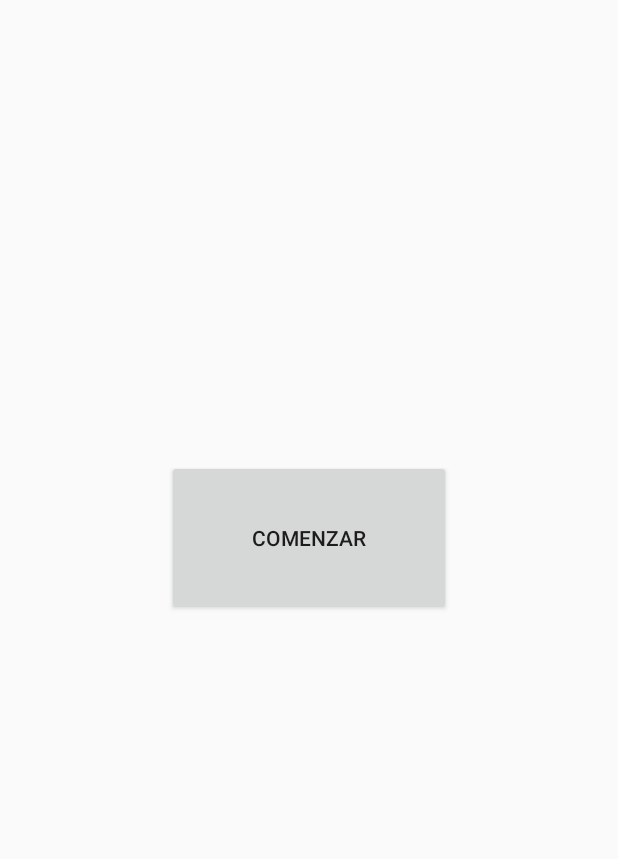
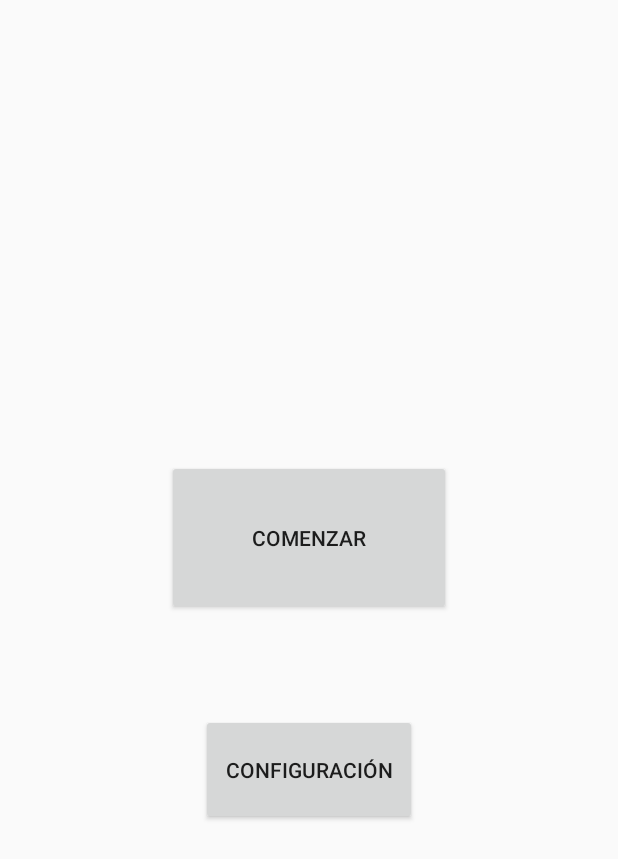
Before and after one commit to Twisterloop/P2Android, an Android app: the screen it shows after launch (MainActivity), on a phone screen of 412 x 824 dp. Shown: the top 859 px of the screen. Run offline under Robolectric (Android 15) with nearby library versions, the phone set to English and light mode, and no system bars.

Commit message:
Añadido Menú Configuración

```diff
--- a/app/src/main/java/com/example/quiz/MainActivity.java
+++ b/app/src/main/java/com/example/quiz/MainActivity.java
@@ -24,7 +24,10 @@ public class MainActivity extends AppCompatActivity {
         Intent intent = new Intent(this, Preguntas.class);
         startActivity(intent);
     }
-
+    public void Configuracion(View view){
+        Intent intent = new Intent(this, Configuracion.class);
+        startActivity(intent);
+    }
 
 
 
--- a/app/src/main/java/com/example/quiz/Preguntas.java
+++ b/app/src/main/java/com/example/quiz/Preguntas.java
@@ -34,7 +34,7 @@ public class Preguntas extends AppCompatActivity {
     int fallos = 0;
     int contador = 1;
     int tiempo;
-    int numpreguntas = 25;
+    int numpreguntas = Configuracion.NPreg;
     Chronometer TimeView;
     private RadioGroup group;
     private Button inicio;
--- a/app/src/main/res/layout/activity_mainmenu.xml
+++ b/app/src/main/res/layout/activity_mainmenu.xml
@@ -1,6 +1,7 @@
 <?xml version="1.0" encoding="utf-8"?>
 <androidx.constraintlayout.widget.ConstraintLayout xmlns:android="http://schemas.android.com/apk/res/android"
     xmlns:app="http://schemas.android.com/apk/res-auto"
+    xmlns:tools="http://schemas.android.com/tools"
     android:layout_width="match_parent"
     android:layout_height="match_parent">
 
@@ -19,4 +20,17 @@
         app:layout_constraintEnd_toEndOf="parent"
         app:layout_constraintStart_toStartOf="parent"
         app:layout_constraintTop_toTopOf="parent" />
+
+    <Button
+        android:id="@+id/ConfigButton"
+        android:layout_width="144dp"
+        android:layout_height="74dp"
+        android:layout_marginStart="133dp"
+        android:layout_marginTop="66dp"
+        android:layout_marginEnd="134dp"
+        android:onClick="Configuracion"
+        android:text="Configuración"
+        app:layout_constraintEnd_toEndOf="parent"
+        app:layout_constraintStart_toStartOf="parent"
+        app:layout_constraintTop_toBottomOf="@+id/Comenzar" />
 </androidx.constraintlayout.widget.ConstraintLayout>
```
Also changed, not shown: app/src/main/AndroidManifest.xml (+4 -3 lines), app/src/main/java/com/example/quiz/Configuracion.java (added, +78 -0 lines), app/src/main/res/layout/activity_configuracion.xml (added, +43 -0 lines).
